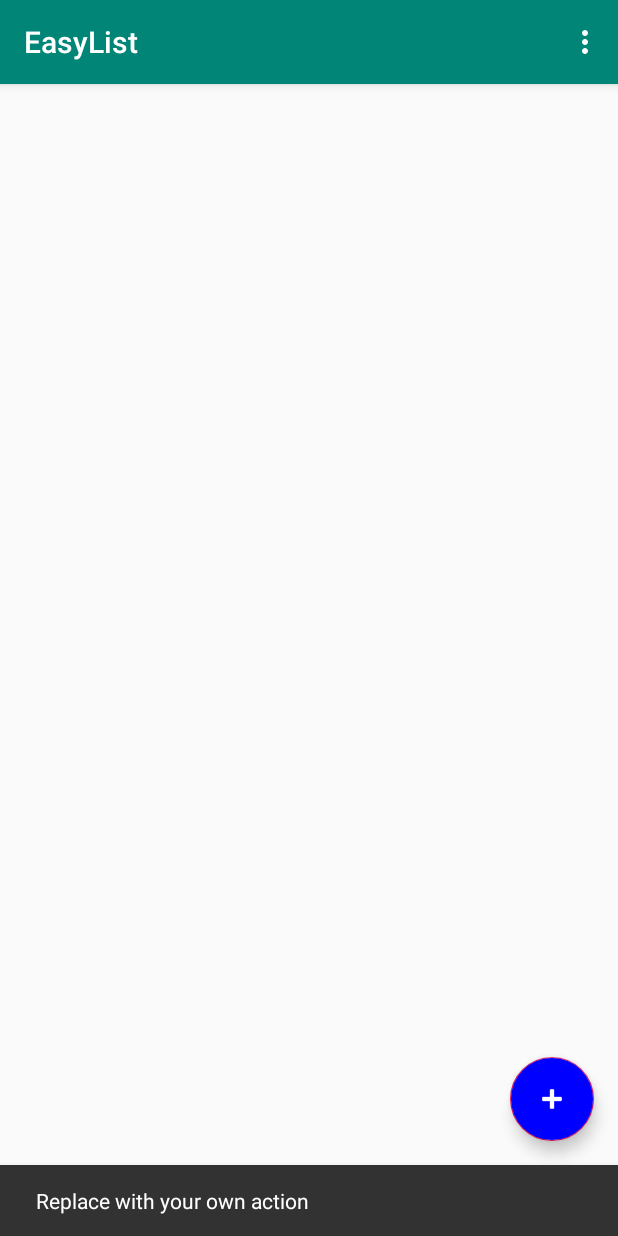
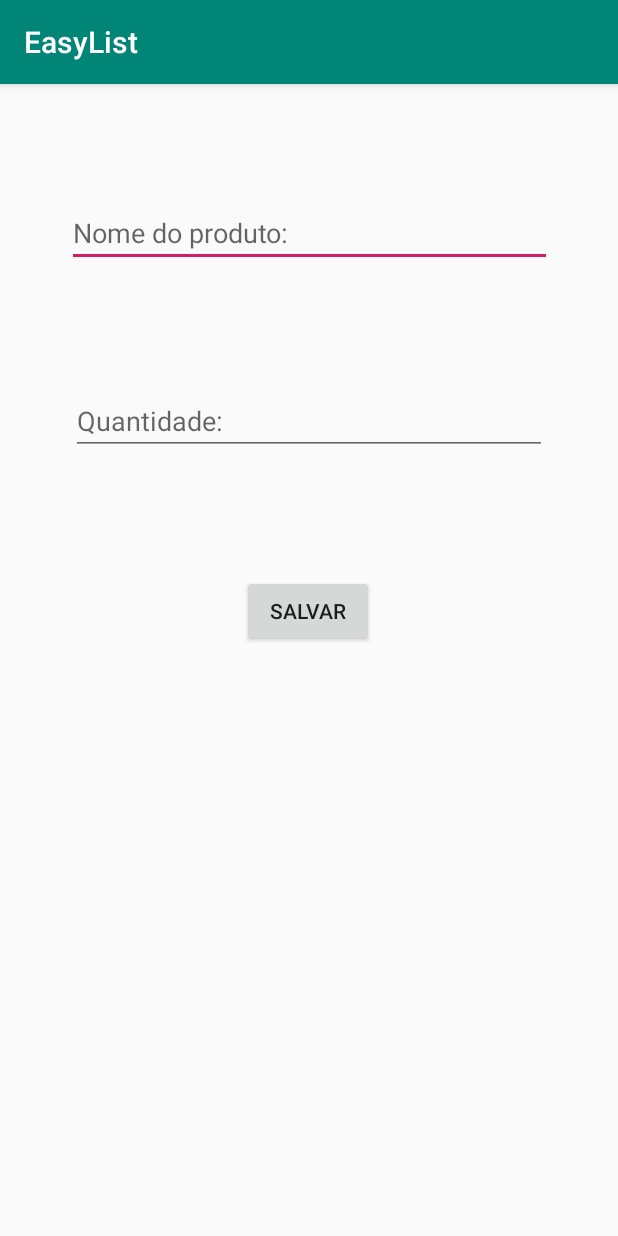
Before and after one commit to adaltofadergs/2019_2_EasyList, an Android app: the screen it shows after launch (MainActivity before the commit, FormularioActivity after it), after a tap on an icon or button, on a phone screen of 412 x 824 dp. Run offline under Robolectric (Android 15) with nearby library versions, the phone set to English and light mode, and no system bars.

```diff
--- a/app/src/main/java/com/adalto/easylist/FormularioActivity.java
+++ b/app/src/main/java/com/adalto/easylist/FormularioActivity.java
@@ -3,12 +3,35 @@ package com.adalto.easylist;
 import androidx.appcompat.app.AppCompatActivity;
 
 import android.os.Bundle;
+import android.view.View;
+import android.widget.Button;
+import android.widget.EditText;
 
 public class FormularioActivity extends AppCompatActivity {
+
+    private EditText etNome, etQuantidade;
+    private Button btnSalvar;
 
     @Override
     protected void onCreate(Bundle savedInstanceState) {
         super.onCreate(savedInstanceState);
         setContentView(R.layout.activity_formulario);
+
+        etNome = (EditText) findViewById(R.id.etNome);
+        etQuantidade = (EditText) findViewById(R.id.etQuantidade);
+
+        btnSalvar = (Button) findViewById(R.id.btnSalvar);
+
+        btnSalvar.setOnClickListener(new View.OnClickListener() {
+            @Override
+            public void onClick(View view) {
+                salvar();
+            }
+        });
     }
+
+    private void salvar(){
+
+    }
+
 }
--- a/app/src/main/java/com/adalto/easylist/MainActivity.java
+++ b/app/src/main/java/com/adalto/easylist/MainActivity.java
@@ -1,5 +1,6 @@
 package com.adalto.easylist;
 
+import android.content.Intent;
 import android.os.Bundle;
 
 import com.google.android.material.floatingactionbutton.FloatingActionButton;
@@ -25,8 +26,8 @@ public class MainActivity extends AppCompatActivity {
         fab.setOnClickListener(new View.OnClickListener() {
             @Override
             public void onClick(View view) {
-                Snackbar.make(view, "Replace with your own action", Snackbar.LENGTH_LONG)
-                        .setAction("Action", null).show();
+                Intent i = new Intent(MainActivity.this, FormularioActivity.class);
+                startActivity( i );
             }
         });
     }
```
Also changed, not shown: app/src/main/java/com/adalto/easylist/Banco.java (added, +30 -0 lines), app/src/main/java/com/adalto/easylist/Produto.java (added, +32 -0 lines), app/src/main/java/com/adalto/easylist/ProdutoDAO.java (added, +21 -0 lines).
